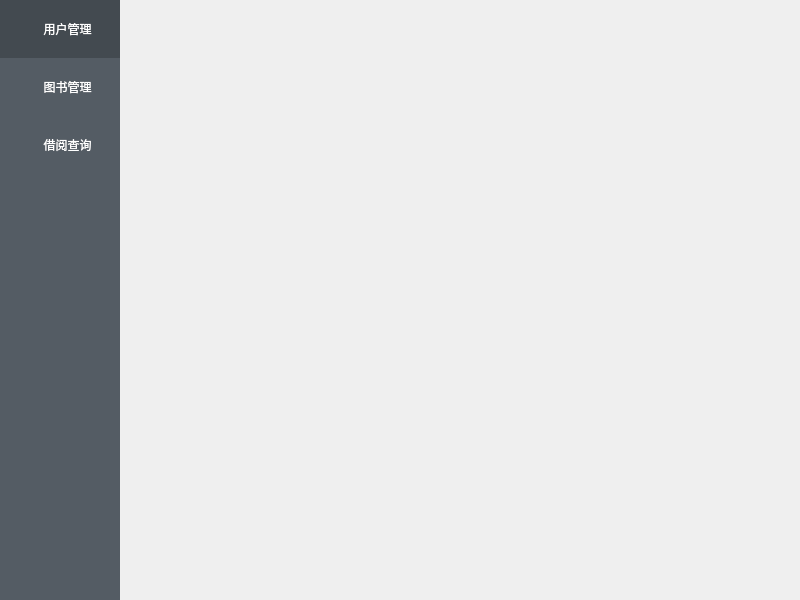
Qt form cell/cell_main.ui (jijijitian/QTBookManagerSystem) before a commit.
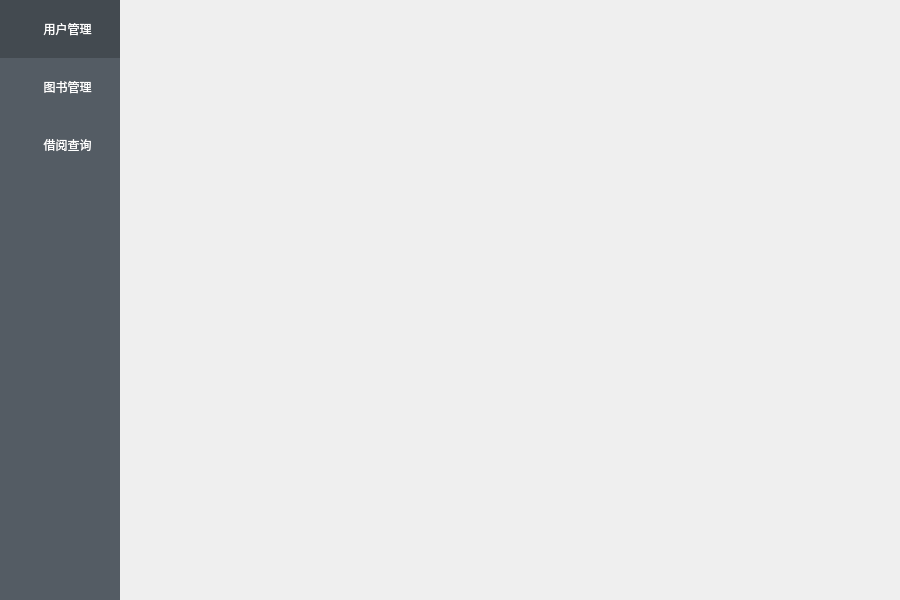
The same form after that commit. Icons and pictures are not drawn.

```diff
--- a/cell/cell_main.ui
+++ b/cell/cell_main.ui
@@ -6,13 +6,41 @@
    <rect>
     <x>0</x>
     <y>0</y>
-    <width>800</width>
+    <width>900</width>
     <height>600</height>
    </rect>
   </property>
   <property name="windowTitle">
    <string>图书管理系统</string>
   </property>
+  <property name="styleSheet">
+   <string notr="true">QLabel[name=&quot;title&quot;]{
+	font:28px '星月行书';
+}
+QLabel[name=&quot;label&quot;]{
+font:16px '宋体';
+}
+QLineEdit[name=&quot;le&quot;]{
+border-radius:5px;
+min-height: 20px;
+border:1px solid gray;
+min-width:280px;
+max-width:280px;
+}
+QPushButton[name=&quot;btn&quot;]{
+border-radius:4px;
+border:1px solid #787a7f;
+background:#f4f4f5;
+color:#787a7f;
+font:14px '微软雅黑';
+min-height:20px;
+min-width:74px;
+padding:4px;
+}
+QWidget[name=&quot;bg&quot;]{
+background-color:white;
+}</string>
+  </property>
   <widget class="QWidget" name="centralwidget">
    <property name="styleSheet">
     <string notr="true">QWidget#tool{
```
Left out of the diff: 14 changed lines with no effect on the pictures.
